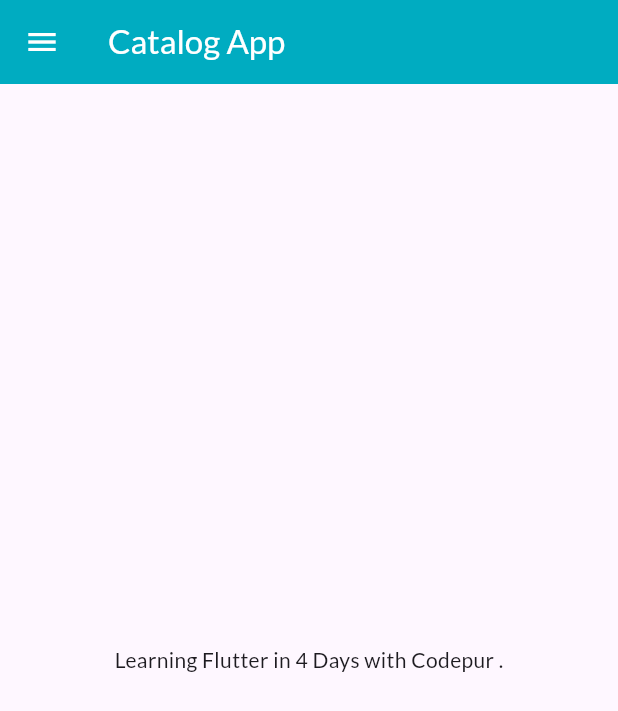
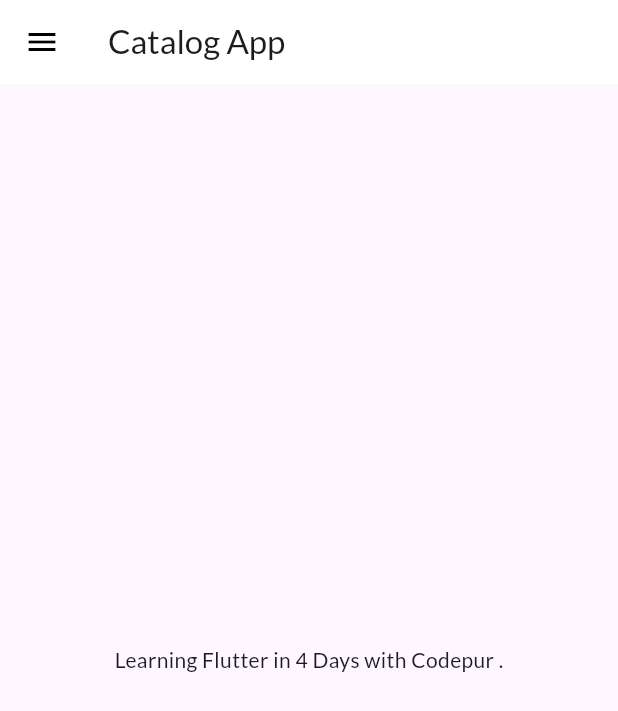
Before and after one commit to Muzafar21SW055/Catalog_App, a Flutter app: the screen it shows after launch, on a phone screen of 412 x 824 dp. Shown: the top 711 px of the screen. Run offline on Flutter 3.47's test engine with Material 3 defaults, Android fonts, the phone set to English and light mode, and no system bars; our stand-ins replace google_fonts.

Commit message:
day 9(day10) continued

```diff
--- a/lib/main.dart
+++ b/lib/main.dart
@@ -3,6 +3,7 @@ import 'package:google_fonts/google_fonts.dart';
 import 'package:learningdart/pages/home_page.dart';
 import 'package:learningdart/pages/login_page.dart';
 import 'package:learningdart/utils/routes.dart';
+import 'package:learningdart/widgets/themes.dart';
 
 void main() {
   runApp(MyApp());
@@ -15,10 +16,8 @@ class MyApp extends StatelessWidget {
   Widget build(BuildContext context) {
     return MaterialApp(
       themeMode: ThemeMode.light,
-      theme: ThemeData(
-        primaryColor: Colors.cyan[600],
-        fontFamily: GoogleFonts.lato().fontFamily,
-      ),
+      theme: MyTheme.lightTheme(context),
+      darkTheme: MyTheme.darkTheme(context),
       debugShowCheckedModeBanner: false,
       initialRoute: MyRoutes.homeRoute,
       routes: {
--- a/lib/pages/home_page.dart
+++ b/lib/pages/home_page.dart
@@ -12,8 +12,6 @@ class HomePage extends StatelessWidget {
     return Scaffold(
       appBar: AppBar(
         title: const Text("Catalog App"),
-        backgroundColor: Colors.cyan[600],
-        foregroundColor: Colors.white,
       ),
       body: Center(
         child: Container(
--- /dev/null
+++ b/lib/widgets/themes.dart
@@ -0,0 +1,18 @@
+import 'package:flutter/material.dart';
+import 'package:google_fonts/google_fonts.dart';
+
+class MyTheme {
+  static ThemeData lightTheme(BuildContext context) => ThemeData(
+      primarySwatch: Colors.cyan,
+      fontFamily: GoogleFonts.lato().fontFamily,
+      appBarTheme: AppBarTheme(
+        color: Colors.white,
+        elevation: 0.0,
+        iconTheme: IconThemeData(color: Colors.black),
+        //textTheme: Theme.of(context).textTheme,
+      ));
+
+  static ThemeData darkTheme(BuildContext context) => ThemeData(
+        brightness: Brightness.dark,
+      );
+}
```
